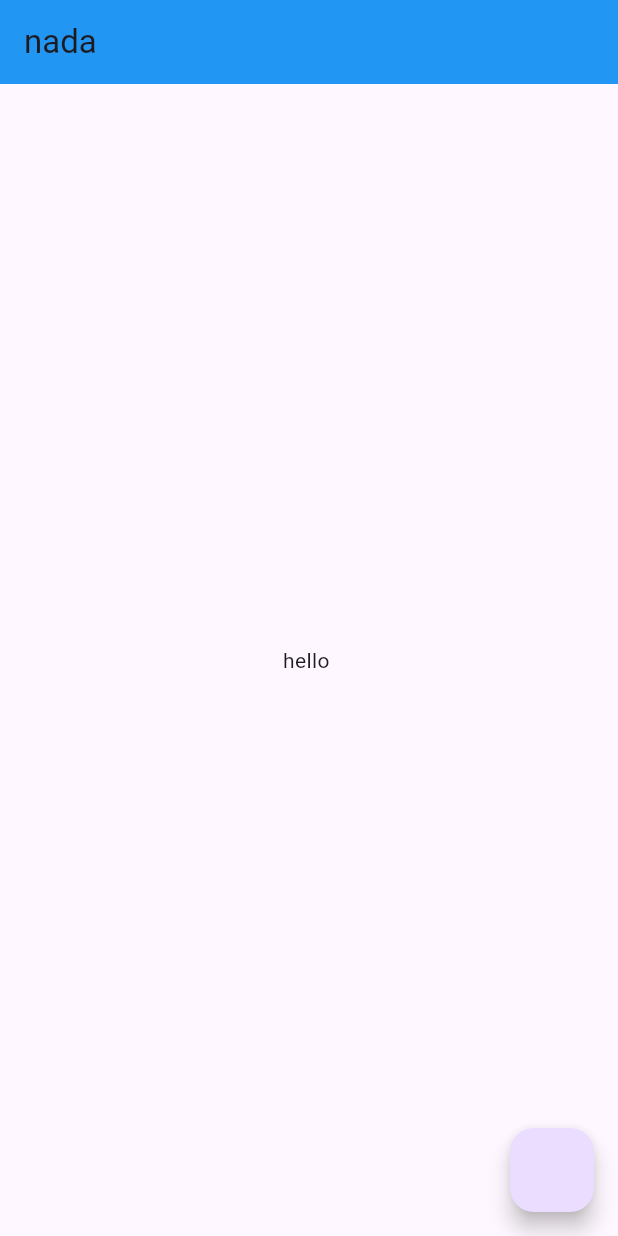
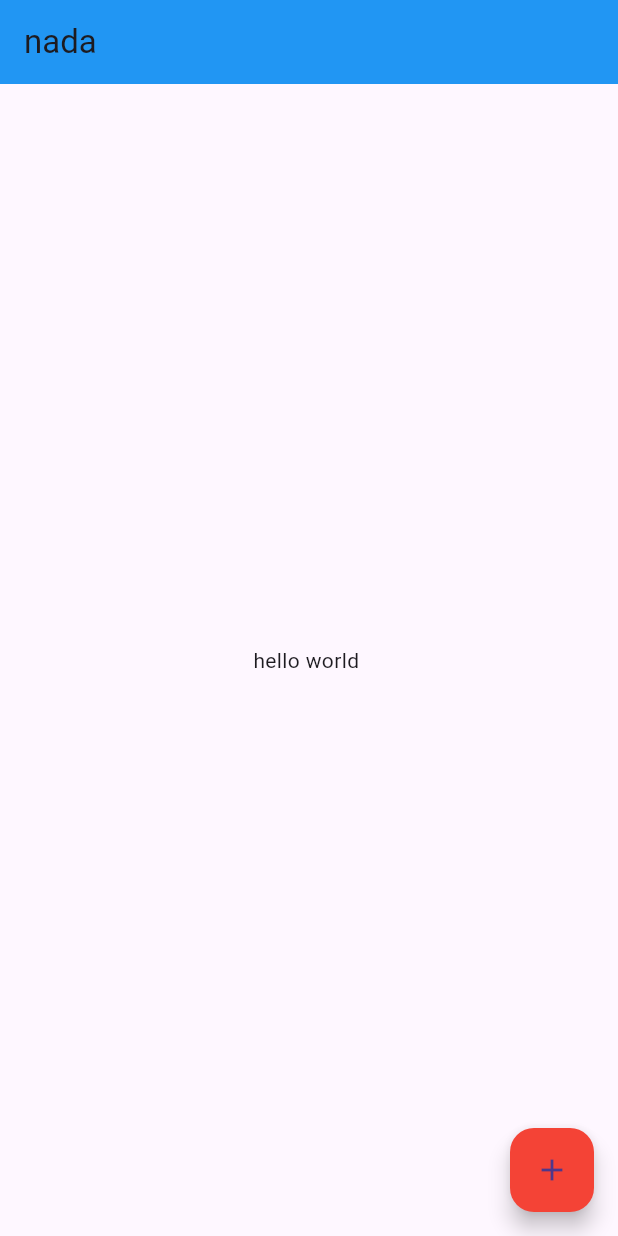
Before and after one commit to nada630/first_project, a Flutter app: the screen it shows after launch, on a phone screen of 412 x 824 dp. Run offline on Flutter 3.47's test engine with Material 3 defaults, Android fonts, the phone set to English and light mode, and no system bars.

Commit message:
Update greeting text in main application

```diff
--- a/lib/main.dart
+++ b/lib/main.dart
@@ -11,9 +11,13 @@ class myApp extends StatelessWidget {
   Widget build(BuildContext context) {
     return MaterialApp(
       home: Scaffold(
-        body: Center(child: Text("hello ")),
+        body: Center(child: Text("hello world ")),
         appBar: AppBar(title: Text("nada"), backgroundColor: Colors.blue),
-        floatingActionButton: FloatingActionButton(onPressed: () {}),
+        floatingActionButton: FloatingActionButton(
+          onPressed: () {},
+          child: Icon(Icons.add),
+          backgroundColor: Colors.red,
+        ),
       ),
     );
   }
```
